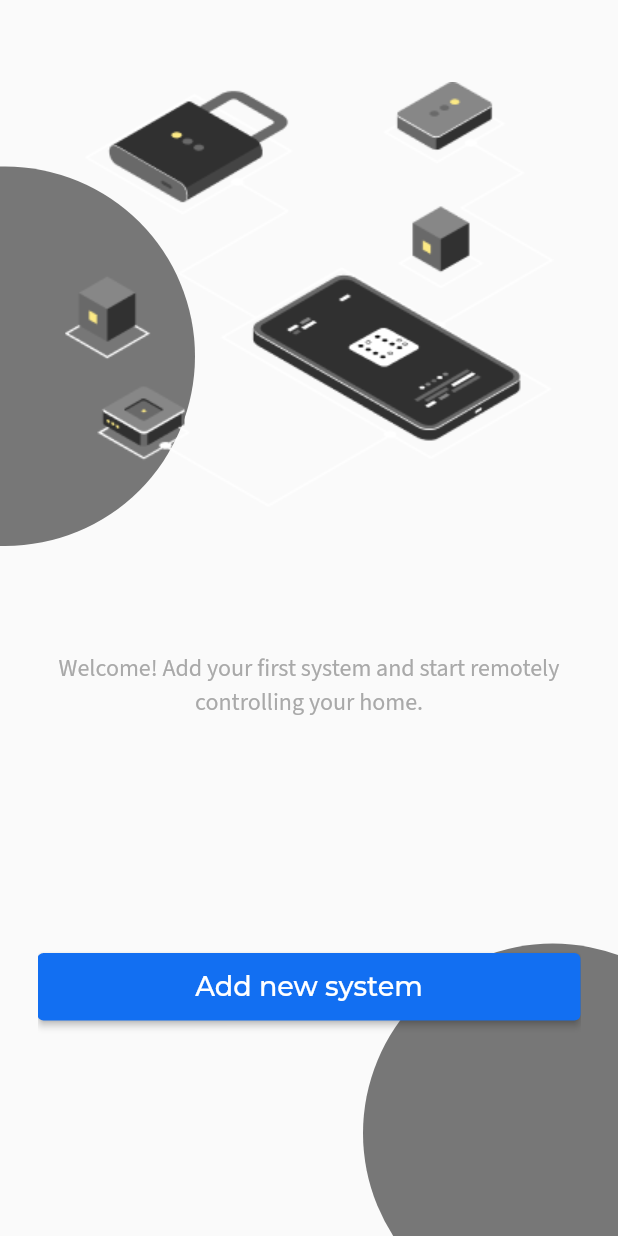
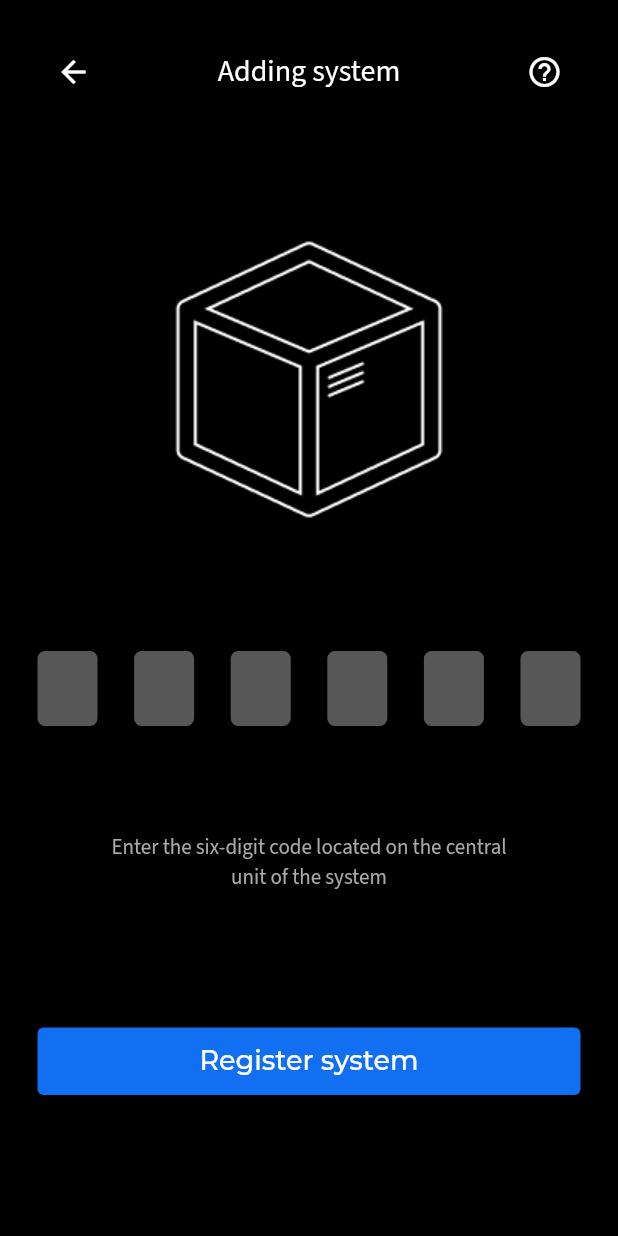
Before and after one commit to FunnyKontik/CoreBox, a Flutter app: what buildBody() shows on an empty page, opened directly, scrolled down 214 dp, after a tap on "Add new system", on a phone screen of 412 x 824 dp. Run offline on Flutter 3.47's test engine with Material 2 defaults, Android fonts, the phone set to English and light mode, and no system bars; drawn by our look-alikes of pin_code_fields; our stand-ins replace google_fonts.

```diff
--- a/lib/custom_widgets/custom_login_button.dart
+++ b/lib/custom_widgets/custom_login_button.dart
@@ -17,13 +17,16 @@ class CustomLogin extends StatelessWidget {
     return SizedBox(
       width: 364,
       height: 45,
-
       child: ElevatedButton(
         onPressed: onPressed,
-        child: Text(title, textAlign: TextAlign.center, style: GoogleFonts.montserrat(fontSize: 18,),),
+        child: Text(
+          title,
+          textAlign: TextAlign.center,
+          style: GoogleFonts.montserrat(fontSize: 18, color: Colors.white),
+        ),
         style: ButtonStyle(
           backgroundColor: MaterialStateProperty.resolveWith<Color>(
-                (Set<MaterialState> states) {
+            (Set<MaterialState> states) {
               return backgroundColor;
             },
           ),
--- a/lib/screens/adding_welcome/adding_welcome_screen.dart
+++ b/lib/screens/adding_welcome/adding_welcome_screen.dart
@@ -1,4 +1,7 @@
 import 'package:core_box/custom_widgets/custom_login_button.dart';
+import 'package:core_box/screens/code_entering/code_entering_screen.dart';
+import 'package:core_box/screens/home/home_screen.dart';
+import 'package:core_box/utils/navigation_utils.dart';
 import 'package:flutter/cupertino.dart';
 import 'package:flutter/material.dart';
 import 'package:google_fonts/google_fonts.dart';
@@ -52,7 +55,7 @@ Widget buildBody(BuildContext context) {
         Positioned(
           top: 0,
           left: 0,
-         // height: 800,
+          // height: 800,
           width: MediaQuery.of(context).size.width,
           child: SizedBox(
             height: 800,
@@ -100,7 +103,10 @@ Widget buildBody(BuildContext context) {
                     child: CustomLogin(
                       title: 'Add new system',
                       backgroundColor: Color.fromRGBO(18, 111, 242, 1),
-                      onPressed: () {},
+                      onPressed: () {
+                        NavigationUtils.toScreen(context,
+                            screen: CodeEntering());
+                      },
                     ),
                   ),
                 ],
--- /dev/null
+++ b/lib/screens/code_entering/code_entering_screen.dart
@@ -0,0 +1,105 @@
+import 'package:core_box/custom_widgets/custom_login_button.dart';
+import 'package:core_box/screens/home/home_screen.dart';
+import 'package:core_box/utils/navigation_utils.dart';
+import 'package:flutter/cupertino.dart';
+import 'package:flutter/material.dart';
+import 'package:google_fonts/google_fonts.dart';
+import 'package:pin_code_fields/pin_code_fields.dart';
+
+class CodeEntering extends StatefulWidget {
+  @override
+  _CodeEnteringState createState() => _CodeEnteringState();
+}
+
+class _CodeEnteringState extends State<CodeEntering> {
+  @override
+  Widget build(BuildContext context) {
+    return Scaffold(
+      backgroundColor: Colors.black,
+      body: SafeArea(
+        child: Padding(
+          padding: const EdgeInsets.symmetric(vertical: 24, horizontal: 25),
+          child: Container(
+            child: ListView(
+              children: <Widget>[
+                Row(
+                  mainAxisAlignment: MainAxisAlignment.spaceBetween,
+                  children: <Widget>[
+                    IconButton(
+                        icon: Icon(
+                          Icons.arrow_back,
+                          color: Colors.white,
+                        ),
+                        onPressed: () {
+                          Navigator.pop(context);
+                        }),
+                    Text(
+                      'Adding system',
+                      style: GoogleFonts.sourceSansPro(
+                          color: Colors.white, fontSize: 20),
+                    ),
+                    IconButton(
+                        icon: Icon(
+                          Icons.help_outline,
+                          color: Colors.white,
+                        ),
+                        onPressed: () {})
+                  ],
+                ),
+                Image.asset('assets/cube.png'),
+                PinCodeTextField(
+                  appContext: context,
+                  length: 6,
+                  onChanged: (value) {
+                    print(value);
+                  },
+                  enableActiveFill: true,
+                  keyboardType: TextInputType.number,
+                  pinTheme: PinTheme(
+                      activeFillColor: Colors.white,
+                      inactiveFillColor: Color.fromRGBO(87, 87, 87, 1),
+                      shape: PinCodeFieldShape.box,
+                      borderRadius: BorderRadius.circular(5),
+                      borderWidth: 5,
+                      activeColor: Colors.white,
+                      inactiveColor: Color.fromRGBO(87, 87, 87, 1),
+                      selectedFillColor: Colors.white,
+                      selectedColor: Colors.white),
+                ),
+                Padding(
+                  padding: const EdgeInsets.only(top: 55.0),
+                  child: Center(
+                    child: Text(
+                      'Enter the six-digit code located on the central',
+                      style: GoogleFonts.sourceSansPro(
+                          color: Color.fromRGBO(169, 169, 169, 1)),
+                    ),
+                  ),
+                ),
+                Center(
+                  child: Text(
+                    'unit of the system',
+                    style: GoogleFonts.sourceSansPro(
+                        color: Color.fromRGBO(169, 169, 169, 1)),
+                  ),
+                ),
+                Padding(
+                  padding: const EdgeInsets.only(top: 90.0),
+                  child: CustomLogin(
+                    title: 'Register system',
+                    backgroundColor: Color.fromRGBO(18, 111, 242, 1),
+                    onPressed: () {
+                      Navigator.pop(context);
+                      NavigationUtils.toScreenRemoveUntil(context,
+                          screen: HomeScreen());
+                    },
+                  ),
+                ),
+              ],
+            ),
+          ),
+        ),
+      ),
+    );
+  }
+}
--- a/pubspec.yaml
+++ b/pubspec.yaml
@@ -29,6 +29,7 @@ dependencies:
   # Use with the CupertinoIcons class for iOS style icons.
   cupertino_icons: ^1.0.2
   google_fonts: ^2.1.0
+  pin_code_fields: ^7.2.0
 
 dev_dependencies:
   flutter_test:
@@ -42,6 +43,7 @@ flutter:
   assets:
     - assets/logo.png
     - assets/group.png
+    - assets/cube.png
 
   # The following line ensures that the Material Icons font is
   # included with your application, so that you can use the icons in
```
Also changed, not shown: lib/screens/home/home_screen.dart (added, +60 -0 lines), lib/screens/home/tabs/profile/profile_tab.dart (added, +14 -0 lines), lib/screens/home/tabs/systemsOverview/systemConfig/systemConfig_screen.dart (added, +75 -0 lines), lib/screens/home/tabs/systemsOverview/systemConfig/tabs/systemModules_tab.dart (added, +13 -0 lines), lib/screens/home/tabs/systemsOverview/systemsOverview_tab.dart (added, +66 -0 lines), lib/screens/home/widgets/systemItem/systemItem.dart (added, +73 -0 lines), assets/cube.png (added), lib/screens/home/tabs/systemsOverview/systemConfig/tabs/systemSettings_tab.dart (added).
